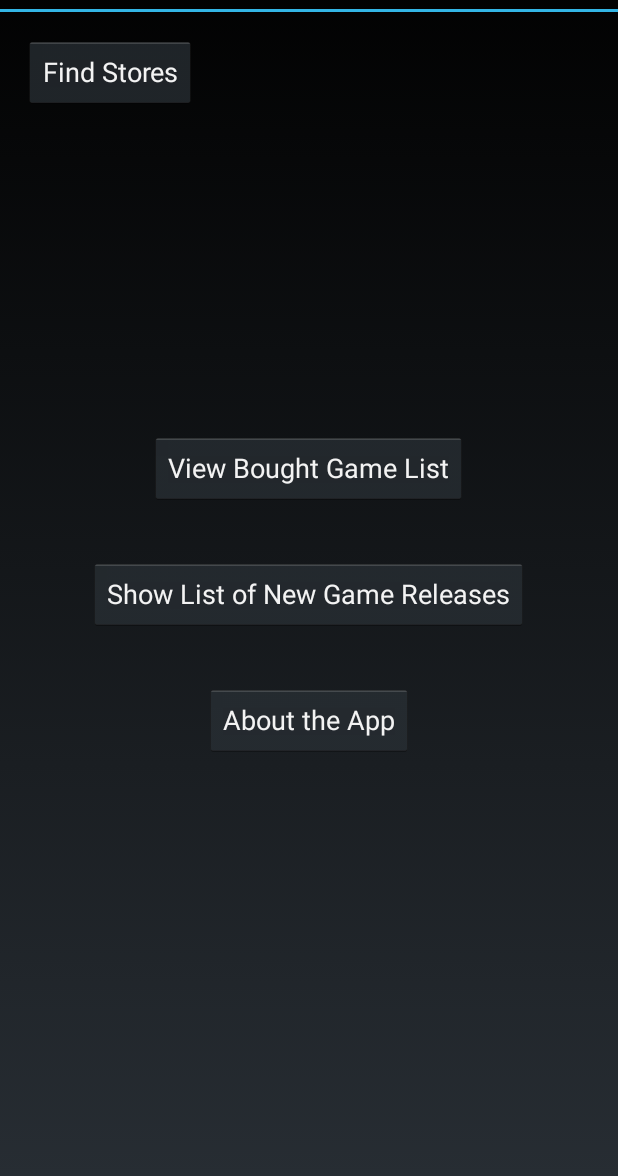
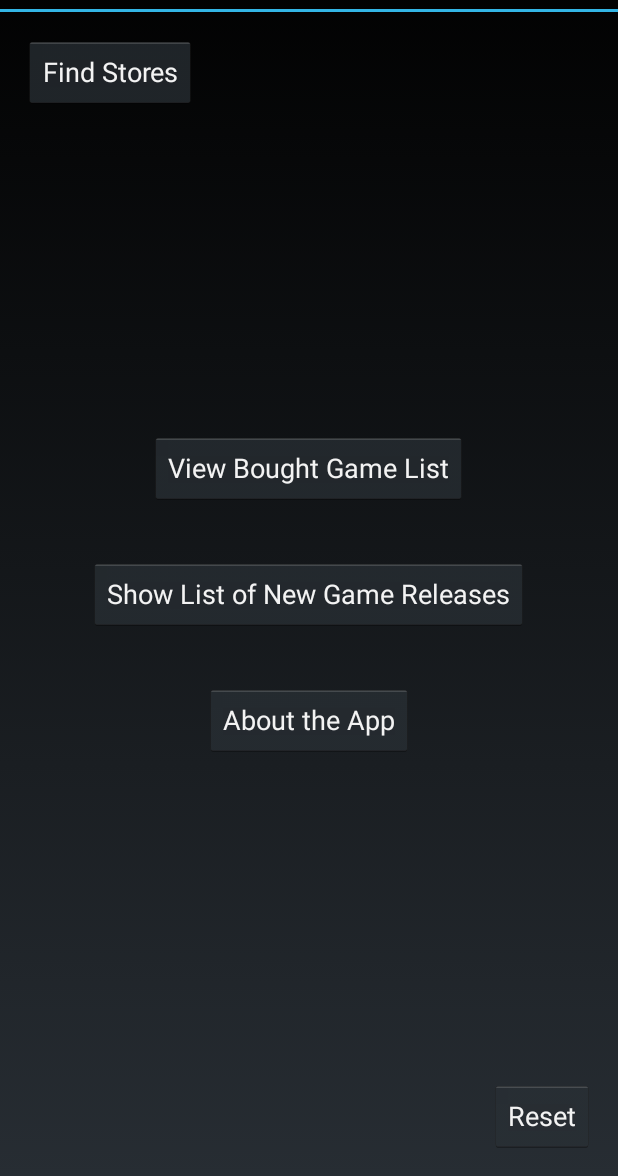
Before and after one commit to wes-angus/CSCI4100_FinalProject, an Android app: the screen it shows after launch (MainMenuActivity), on a phone screen of 412 x 824 dp, the part 60-1236 px from its top. Run offline under Robolectric (Android 15) with nearby library versions, the phone set to English and light mode, and no system bars; pictures from the network do not load; 3 statements that could not run were skipped.

Commit message:
Added button to reset database (not tested)

```diff
--- a/CSCI4100_Final-Project/app/src/main/java/csci4100/uoit/ca/csci4100_final_project/GameDetailAndModifyActivity.java
+++ b/CSCI4100_Final-Project/app/src/main/java/csci4100/uoit/ca/csci4100_final_project/GameDetailAndModifyActivity.java
@@ -205,6 +205,7 @@ public class GameDetailAndModifyActivity extends Activity
                     .putExtra(CalendarContract.EXTRA_EVENT_ALL_DAY, true)
                     .putExtra(CalendarContract.EXTRA_EVENT_BEGIN_TIME, date.getTime())
                     .putExtra(CalendarContract.Events.TITLE, "Release of " + game.getTitle());
+            MainMenuActivity.playSound(MainMenuActivity.buttonSound1_ID);
             startActivity(intent);
         }
         catch (ParseException e)
--- a/CSCI4100_Final-Project/app/src/main/res/layout/activity_main_menu.xml
+++ b/CSCI4100_Final-Project/app/src/main/res/layout/activity_main_menu.xml
@@ -47,4 +47,13 @@
         android:text="@string/find_stores"
         android:onClick="viewMap"/>
 
+    <Button
+        android:layout_width="wrap_content"
+        android:layout_height="wrap_content"
+        android:text="@string/reset"
+        android:id="@+id/resetBtn"
+        android:onClick="deleteAllConfirm"
+        android:layout_alignParentBottom="true"
+        android:layout_alignParentEnd="true" />
+
 </RelativeLayout>
--- a/CSCI4100_Final-Project/app/src/main/res/values/strings.xml
+++ b/CSCI4100_Final-Project/app/src/main/res/values/strings.xml
@@ -76,4 +76,5 @@
     <string name="bought_search_hint">Find Bought Games by Title</string>
     <string name="title_activity_maps">You and Choice</string>
     <string name="find_stores">Find Stores</string>
+    <string name="reset_dialog">This action will clear all of the data save on this phone and download the games currently available in the feed. Therefore any games not currently available in the feed will be removed permanently. Is that okay?</string>
 </resources>
```
Also changed, not shown: CSCI4100_Final-Project/app/src/main/java/csci4100/uoit/ca/csci4100_final_project/GameDBHelper.java (+11 -0 lines), CSCI4100_Final-Project/app/src/main/java/csci4100/uoit/ca/csci4100_final_project/LoadDatabaseInfoTask.java (+8 -0 lines), CSCI4100_Final-Project/app/src/main/java/csci4100/uoit/ca/csci4100_final_project/MainMenuActivity.java (+31 -2 lines), CSCI4100_Final-Project/app/src/main/java/csci4100/uoit/ca/csci4100_final_project/PopupDialogActivity.java (+8 -0 lines), 1 other file.
